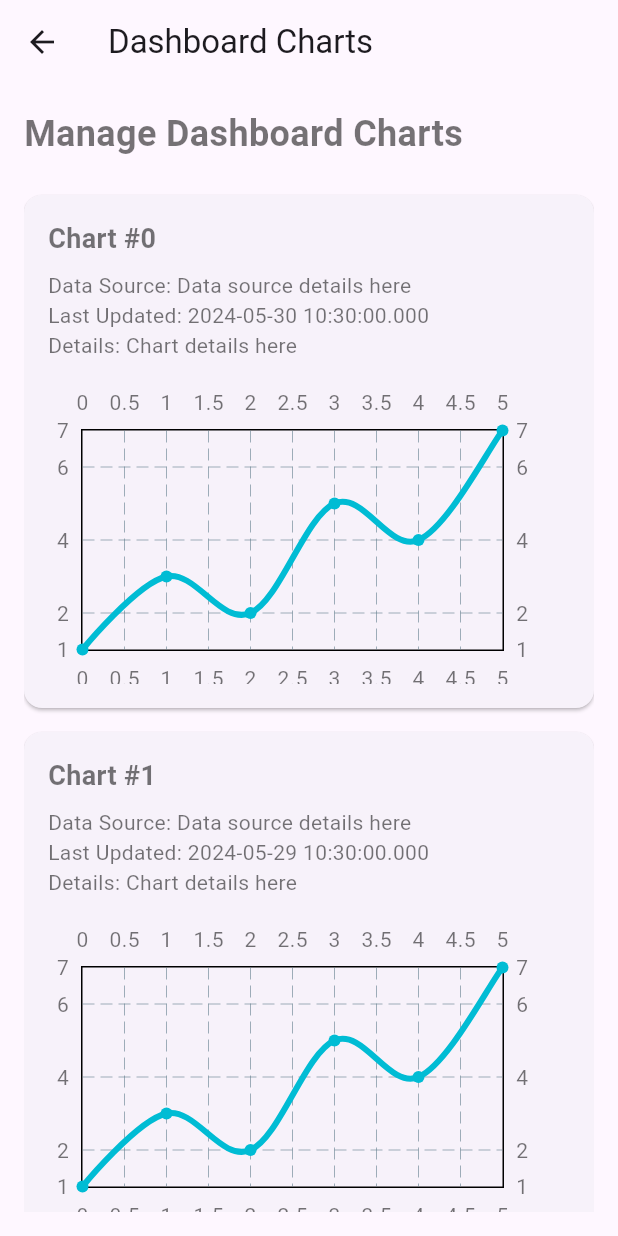
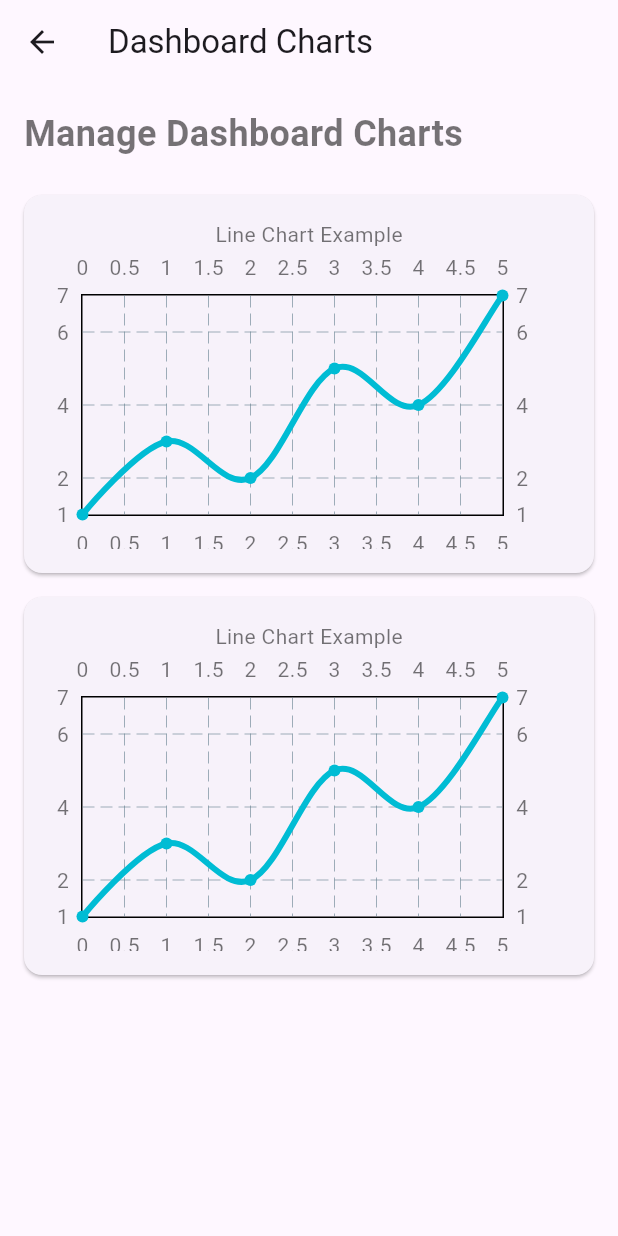
Before and after one commit to kimjooyoon/home_page, a Flutter app: the DashboardChartsPage screen opened directly, on a phone screen of 412 x 824 dp. Run offline on Flutter 3.47's test engine with Material 3 defaults, Android fonts, the light colour scheme and no system bars; drawn by our look-alikes of fl_chart; our stand-ins replace flutter_svg.

Commit message:
feat(chart): atomic chart by SPI
spi == service provider interface

```diff
--- a/lib/molecules/charts/line_chart_sample.dart
+++ b/lib/atoms/charts/line_chart_atom.dart
@@ -1,7 +1,11 @@
 import 'package:flutter/material.dart';
 import 'package:fl_chart/fl_chart.dart';
 
-class LineChartSample extends StatelessWidget {
+class LineChartAtom extends StatelessWidget {
+  final List<FlSpot> spots;
+
+  const LineChartAtom({Key? key, required this.spots}) : super(key: key);
+
   @override
   Widget build(BuildContext context) {
     return LineChart(
@@ -18,14 +22,7 @@ class LineChartSample extends StatelessWidget {
         borderData: FlBorderData(show: true),
         lineBarsData: [
           LineChartBarData(
-            spots: [
-              FlSpot(0, 1),
-              FlSpot(1, 3),
-              FlSpot(2, 2),
-              FlSpot(3, 5),
-              FlSpot(4, 4),
-              FlSpot(5, 7),
-            ],
+            spots: spots,
             isCurved: true,
             barWidth: 4,
             belowBarData: BarAreaData(show: false),
--- /dev/null
+++ b/lib/molecules/charts/line_chart_molecule.dart
@@ -0,0 +1,24 @@
+import 'package:flutter/material.dart';
+import 'package:home_page/atoms/charts/line_chart_atom.dart';
+import 'package:home_page/services/chart_data_provider.dart';
+
+class LineChartMolecule extends StatelessWidget {
+  final ChartDataProvider dataProvider;
+
+  const LineChartMolecule({Key? key, required this.dataProvider}) : super(key: key);
+
+  @override
+  Widget build(BuildContext context) {
+    return Column(
+      children: [
+        Text('Line Chart Example'),
+        SizedBox(
+          height: 200,
+          child: LineChartAtom(
+            spots: dataProvider.getLineChartData(),
+          ),
+        ),
+      ],
+    );
+  }
+}
--- a/lib/pages/admin/dashboard_charts.dart
+++ b/lib/pages/admin/dashboard_charts.dart
@@ -1,11 +1,15 @@
 import 'package:flutter/material.dart';
-import 'package:home_page/molecules/charts/line_chart_sample.dart'; // 경로 수정
+import 'package:home_page/molecules/charts/line_chart_molecule.dart';
+import 'package:home_page/services/mock_chart_data_provider.dart'; // Mock 데이터 제공자를 import
 
 class DashboardChartsPage extends StatelessWidget {
   const DashboardChartsPage({Key? key}) : super(key: key);
 
   @override
   Widget build(BuildContext context) {
+    final dataProvider =
+        MockChartDataProvider(); // 실제 데이터 제공자 대신 모의 데이터 제공자를 사용
+
     return Scaffold(
       appBar: AppBar(
         title: const Text('Dashboard Charts'),
@@ -21,37 +25,24 @@ class DashboardChartsPage extends StatelessWidget {
             ),
             const SizedBox(height: 16),
             Expanded(
-              child: ListView.builder(
-                itemCount: 10, // 임시 데이터 수
-                itemBuilder: (context, index) {
-                  return Card(
+              child: ListView(
+                children: [
+                  Card(
                     margin: const EdgeInsets.symmetric(vertical: 8.0),
                     child: Padding(
                       padding: const EdgeInsets.all(16.0),
-                      child: Column(
-                        crossAxisAlignment: CrossAxisAlignment.start,
-                        children: [
-                          Text(
-                            'Chart #$index',
-                            style: const TextStyle(
-                              fontSize: 18,
-                              fontWeight: FontWeight.bold,
-                            ),
-                          ),
-                          const SizedBox(height: 8),
-                          Text('Data Source: Data source details here'),
-                          Text('Last Updated: ${DateTime.now().subtract(Duration(days: index))}'),
-                          Text('Details: Chart details here'),
-                          const SizedBox(height: 16),
-                          SizedBox(
-                            height: 200,
-                            child: LineChartSample(),
-                          ),
-                        ],
-                      ),
+                      child: LineChartMolecule(dataProvider: dataProvider),
                     ),
-                  );
-                },
+                  ),
+                  Card(
+                    margin: const EdgeInsets.symmetric(vertical: 8.0),
+                    child: Padding(
+                      padding: const EdgeInsets.all(16.0),
+                      child: LineChartMolecule(dataProvider: dataProvider),
+                    ),
+                  ),
+                  // Add more chart molecules here
+                ],
               ),
             ),
           ],
--- /dev/null
+++ b/lib/services/chart_data_provider.dart
@@ -0,0 +1,6 @@
+import 'package:fl_chart/fl_chart.dart';
+
+abstract class ChartDataProvider {
+  List<FlSpot> getLineChartData();
+// 다른 차트 데이터를 위한 메서드 추가 가능
+}
--- /dev/null
+++ b/lib/services/mock_chart_data_provider.dart
@@ -0,0 +1,17 @@
+import 'package:fl_chart/fl_chart.dart';
+import 'package:home_page/services/chart_data_provider.dart';
+
+class MockChartDataProvider implements ChartDataProvider {
+  @override
+  List<FlSpot> getLineChartData() {
+    return [
+      FlSpot(0, 1),
+      FlSpot(1, 3),
+      FlSpot(2, 2),
+      FlSpot(3, 5),
+      FlSpot(4, 4),
+      FlSpot(5, 7),
+    ];
+  }
+// 다른 차트 데이터 메서드 구현 가능
+}
```
Also changed, not shown: lib/atoms/charts/bar_chart_atom.dart (added, +27 -0 lines), lib/atoms/charts/pie_chart_atom.dart (added, +17 -0 lines), lib/atoms/charts/radar_chart_atom.dart (added, +17 -0 lines).
